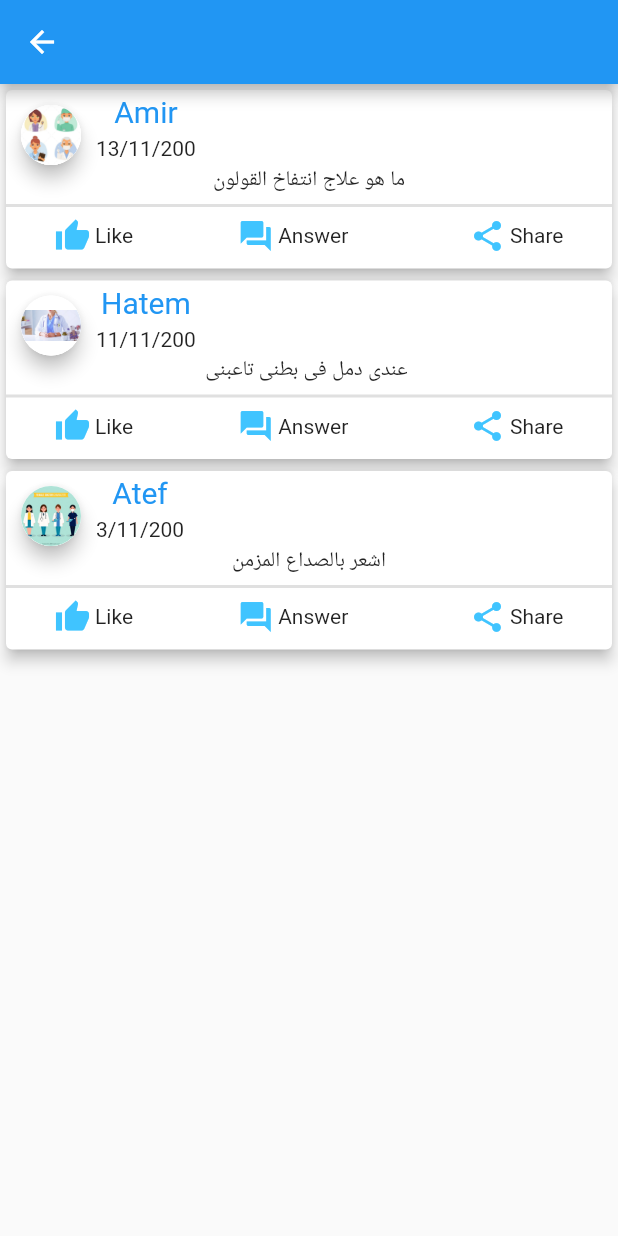
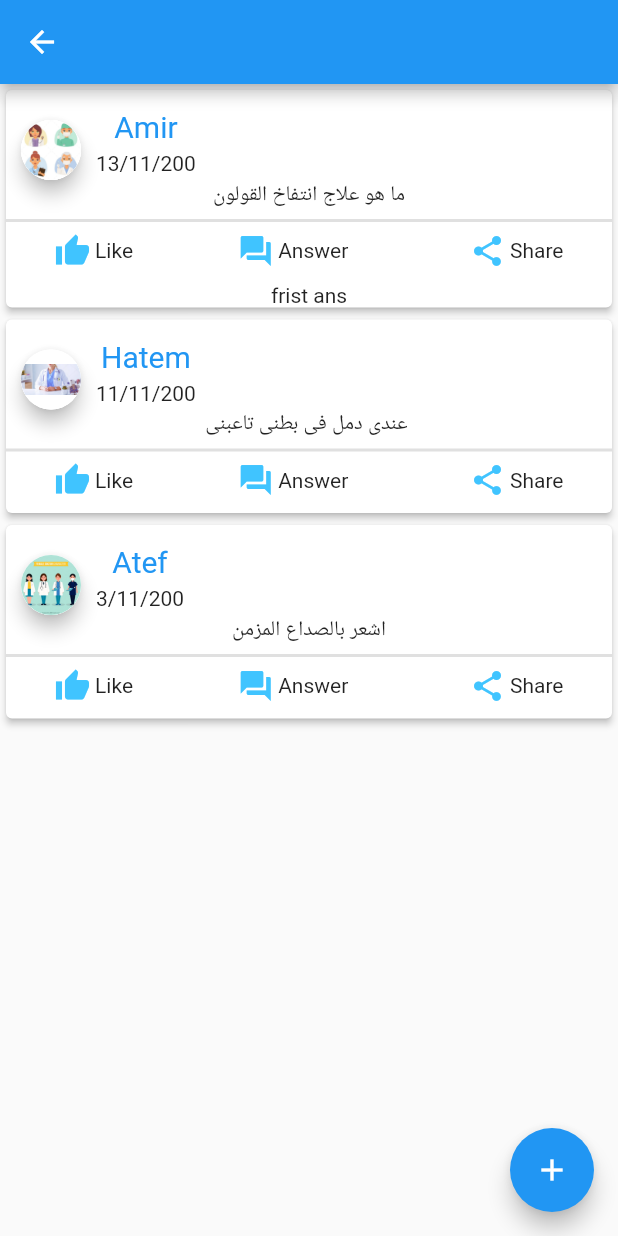
Before and after one commit to hatemragab/how_is_your_health, a Flutter app: the QuestionScreen screen opened directly, after a tap on "Like", on a phone screen of 412 x 824 dp. Run offline on Flutter 3.47's test engine with Material 2 defaults, Android fonts, the light colour scheme and no system bars; drawn by our look-alikes of circular_profile_avatar; our stand-ins replace flutter_screenutil, flutter_swiper, font_awesome_flutter; missing offline and left inert: statusbar_util; statements that could not run were skipped.

Commit message:
fix some design

```diff
--- a/lib/models/QuestionItemModel.dart
+++ b/lib/models/QuestionItemModel.dart
@@ -1,4 +1,5 @@
 class QuestionItemModel {
+  int id;
   String _imageUserProfile;
   String _userName;
   String _imageDoctorProfile;
@@ -9,6 +10,7 @@ class QuestionItemModel {
   int _likes;
 
   QuestionItemModel(
+      this.id,
       this._imageUserProfile,
       this._userName,
       this._imageDoctorProfile,
@@ -67,7 +69,7 @@ class QuestionItemModel {
   }
 
   static List<QuestionItemModel> questionModel = [
-    new QuestionItemModel(
+    new QuestionItemModel(0,
         "assets/images/profile1.jpg",
         "Amir",
         "assets/images/profile2.jpg",
@@ -76,7 +78,7 @@ class QuestionItemModel {
         "ما هو علاج انتفاخ القولون",
         "برشام zombrax",
         4),
-    new QuestionItemModel(
+    new QuestionItemModel(1,
         "assets/images/profile3.jpg",
         "Hatem",
         "assets/images/profile4.jpg",
@@ -85,7 +87,7 @@ class QuestionItemModel {
         "عندى دمل فى بطنى تاعبنى ",
         " تعالى افقعهولك ",
         100),
-    new QuestionItemModel(
+    new QuestionItemModel(2,
         "assets/images/profile2.jpg",
         "Atef",
         "assets/images/profile1.jpg",
--- a/lib/screens/QuestionScreen.dart
+++ b/lib/screens/QuestionScreen.dart
@@ -10,17 +10,26 @@ class QuestionScreen extends StatefulWidget {
 class _QuestionScreenState extends State<QuestionScreen> {
   List<QuestionItemModel> question = QuestionItemModel.questionModel;
 
+  int idOfVis = -1;
+
   @override
   Widget build(BuildContext context) {
     return Scaffold(
+        floatingActionButton: FloatingActionButton(
+          onPressed: () {
+            //Nav to add question page
+          },
+          child: Icon(Icons.add),
+        ),
         appBar: AppBar(),
         body: ListView.builder(
           shrinkWrap: true,
           itemCount: question.length,
           itemBuilder: (BuildContext context, index) {
             return Card(
-              elevation: 4,
+              elevation: 2,
               child: Container(
+                padding: EdgeInsets.only(top: 10),
                 child: Column(
                   children: <Widget>[
                     Row(
@@ -47,7 +56,9 @@ class _QuestionScreenState extends State<QuestionScreen> {
                               style:
                                   TextStyle(fontSize: 20, color: Colors.blue),
                             ),
-                            SizedBox(height: 5,),
+                            SizedBox(
+                              height: 5,
+                            ),
                             Text("${question[index].date}"),
                           ],
                         )
@@ -61,7 +72,11 @@ class _QuestionScreenState extends State<QuestionScreen> {
                       mainAxisAlignment: MainAxisAlignment.spaceEvenly,
                       children: <Widget>[
                         InkWell(
-                          onTap: () {},
+                          onTap: () {
+                            setState(() {
+                              idOfVis = question[index].id;
+                            });
+                          },
                           child: Row(
                             children: <Widget>[
                               Icon(
@@ -89,7 +104,7 @@ class _QuestionScreenState extends State<QuestionScreen> {
                               SizedBox(
                                 width: 3,
                               ),
-                              Text("Answer"),
+                              InkWell(child: Text("Answer")),
                             ],
                           ),
                         ),
@@ -105,12 +120,13 @@ class _QuestionScreenState extends State<QuestionScreen> {
                               Text("Share")
                             ],
                           ),
-                        )
+                        ),
                       ],
                     ),
                     SizedBox(
                       height: 10,
-                    )
+                    ),
+                    Visibility(visible: idOfVis==question[index].id ? true:false, child: Text('frist ans')),
                   ],
                 ),
               ),
```
